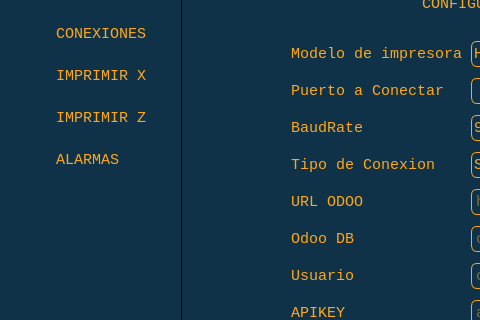
Old version of the form views/main_window.ui in the repository issaiassalas/tdv_spooler; both pictures show x 0 to 480 and y 92 to 412 of the 800 by 600 pixel window.
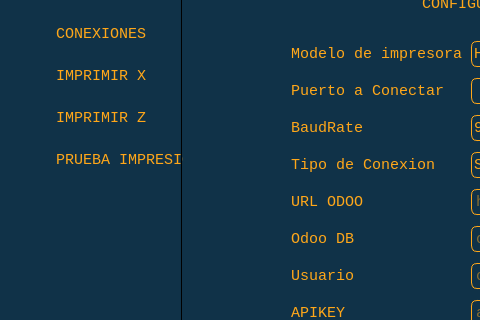
New version of the form. Icons and pictures are not drawn.

Diff of the .ui file:
```diff
--- a/views/main_window.ui
+++ b/views/main_window.ui
@@ -541,7 +541,7 @@
              <item row="4" column="1">
               <widget class="QLabel" name="label_9">
                <property name="text">
-                <string>ALARMAS</string>
+                <string>PRUEBA IMPRESION</string>
                </property>
               </widget>
              </item>
```
Left out of the diff: 8 changed lines with no effect on the pictures.
